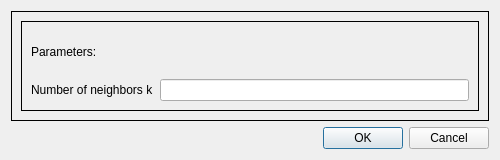
MEPP-team/MEPP2, file Visualization/PluginFilters/PointCloudCurvature/Dialogs/point_cloud_curvature_dialog.ui: the form before one commit.
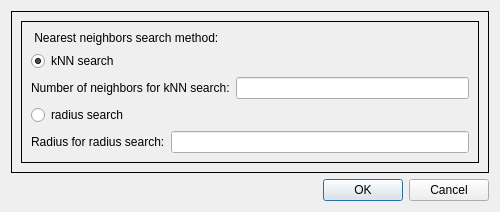
The form after the commit.

Commit message: Handle radius search in Point Cloud Curvature filter and plugin, fix tests

Diff of the .ui file:
```diff
--- a/Visualization/PluginFilters/PointCloudCurvature/Dialogs/point_cloud_curvature_dialog.ui
+++ b/Visualization/PluginFilters/PointCloudCurvature/Dialogs/point_cloud_curvature_dialog.ui
@@ -34,17 +34,28 @@
          <item>
           <widget class="QLabel" name="label_Process">
            <property name="text">
-            <string>Parameters:</string>
+            <string> Nearest neighbors search method: </string>
            </property>
           </widget>
          </item>
          <!-- 1st parameter -->
          <item>
-          <layout class="QHBoxLayout" name="horizontalLayout_1st_param">
+          <widget class="QRadioButton" name="radioButton_knnsearch">
+           <property name="text">
+            <string>kNN search</string>
+           </property>
+           <property name="checked">
+            <bool>true</bool>
+           </property>
+          </widget>
+         </item>
+         <!-- parameter -->
+         <item>
+          <layout class="QHBoxLayout" name="horizontalLayout_2nd_param">
            <item>
-            <widget class="QLabel" name="label_1st_param">
+            <widget class="QLabel" name="label_2nd_param">
              <property name="text">
-              <string>Number of neighbors k</string>
+              <string>Number of neighbors for kNN search:</string>
              </property>
              <property name="alignment">
               <set>Qt::AlignLeft | Qt::AlignVCenter</set>
@@ -56,6 +67,36 @@
            </item>
           </layout>
          </item>
+         <!-- 2nd parameter -->
+         <!-- radio button -->
+         <item>
+          <widget class="QRadioButton" name="radioButton_radiussearch">
+           <property name="text">
+            <string>radius search</string>
+           </property>
+           <property name="checked">
+            <bool>false</bool>
+           </property>
+          </widget>
+         </item>
+         <!-- parameter -->
+         <item>
+          <layout class="QHBoxLayout" name="horizontalLayout_3rd_param">
+           <item>
+            <widget class="QLabel" name="label_3rd_param">
+             <property name="text">
+              <string>Radius for radius search:</string>
+             </property>
+             <property name="alignment">
+              <set>Qt::AlignLeft | Qt::AlignVCenter</set>
+             </property>
+            </widget>
+           </item>
+           <item>
+            <widget class="QLineEdit" name="lineEdit_Radius"/>
+           </item>
+          </layout>
+         </item>
          <!-- end of parameters section -->
         </layout>
        </widget>
```
Left out of the diff: 1 changed line with no effect on the pictures. The commit also changes 5 other files.
